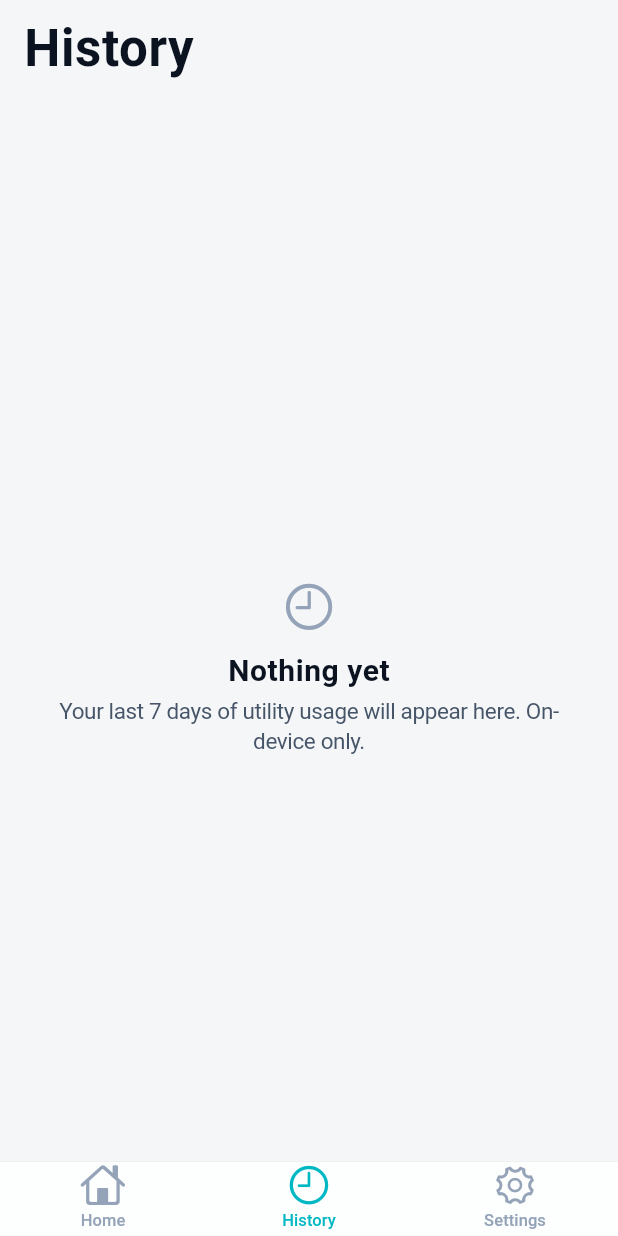
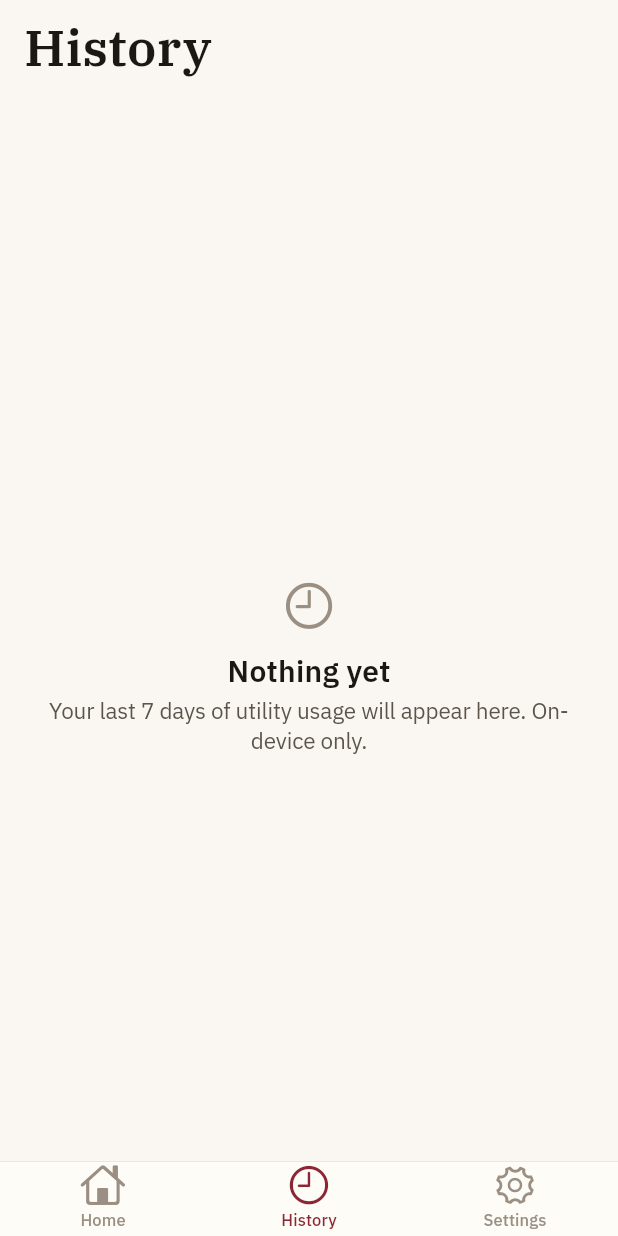
Before and after one commit to howard86/masquerade, a Flutter app: the screen it shows after launch, item 2 of the bottom bar chosen, on a phone screen of 412 x 824 dp. Run offline on Flutter 3.47's test engine with Material 3 defaults, Android fonts, the phone set to English and light mode, and no system bars; our stand-ins replace package_info_plus, qr_flutter, share_plus, shared_preferences; missing offline and left inert: mobile_scanner.

Commit message:
feat(theme): editorial palette and Plex typography with WCAG extensions
MqColors swaps the cool grey + cyan palette for warm cream + oxblood
(light) and espresso + lamplight gold (dark). Mono syntax fields are
re-pointed at the matching status/info tones so a code cell speaks the
same vocabulary as a status pill. onTint resolves to the page bg in
each mode so a filled accent button reads with editorial inverse ink.

MqTextStyles drops the SF Pro / SF Mono families in favour of bundled
IBM Plex Serif / Sans / Mono. Adds a new display tier (48/56 Plex Serif
@ 600) reserved for the masthead + tool hero. largeTitle flips to Plex
Serif so nav titles carry the editorial voice.

WCAG suite extended with onTint-on-accent (AAA), accent-on-bg (AA),
status-pill contrasts on composited tinted bgs (UI floor 3.0 — pills
pair colour with glyph + uppercase caption), and mono syntax contrasts
on monoBg (4.5 floor for body + semantic tones, 3.0 for monoNumber
which carries amber).

```diff
--- a/lib/theme/mq_colors.dart
+++ b/lib/theme/mq_colors.dart
@@ -1,7 +1,8 @@
 import 'package:flutter/painting.dart';
 
-/// Masquerade color tokens. Cool greys + electric cyan accent.
-/// Mirrors `tokens.jsx` exactly. Both modes are first-class.
+/// Masquerade editorial palette. Warm cream + oxblood (light), espresso +
+/// lamplight gold (dark). Mono syntax fields reference status tokens so a
+/// code cell renders with the same vocabulary as a status badge.
 class MqColors {
   const MqColors({
     required this.bg,
@@ -37,84 +38,88 @@ class MqColors {
   });
 
   factory MqColors.light() => const MqColors(
-    bg: Color(0xFFF4F6F8),
-    surface: Color(0xFFFFFFFF),
-    surface2: Color(0xFFEDF0F3),
-    surface3: Color(0xFFE2E6EB),
-    border: Color(0x140F172A),
-    borderStrong: Color(0x240F172A),
-    textPri: Color(0xFF0B1220),
-    textSec: Color(0xFF475569),
-    textTer: Color(0xFF94A3B8),
-    textInverse: Color(0xFFFFFFFF),
-    onTint: Color(0xFFFFFFFF),
-    accent: Color(0xFF00B8C4),
-    accentInk: Color(0xFF006B72),
-    accentBg: Color(0x1A00B8C4),
-    success: Color(0xFF0E9F6E),
-    successBg: Color(0x1A0E9F6E),
-    warning: Color(0xFFC2750B),
-    warningBg: Color(0x1AC2750B),
-    danger: Color(0xFFD63B3B),
-    dangerBg: Color(0x1AD63B3B),
-    info: Color(0xFF3B6DD6),
-    monoBg: Color(0xFFF1F4F7),
-    monoText: Color(0xFF0B1220),
-    monoComment: Color(0xFF94A3B8),
-    monoString: Color(0xFF0E7C66),
-    monoNumber: Color(0xFFA04400),
-    monoKey: Color(0xFF1F4FB8),
-    monoPunc: Color(0xFF475569),
+    bg: Color(0xFFFAF7F2),
+    surface: Color(0xFFFFFDF8),
+    surface2: Color(0xFFF5F1E8),
+    surface3: Color(0xFFF1ECE2),
+    border: Color(0x1F1B1813),
+    borderStrong: Color(0x3D1B1813),
+    textPri: Color(0xFF1B1813),
+    textSec: Color(0xFF5C544A),
+    textTer: Color(0xFF9A8F82),
+    textInverse: Color(0xFFFFFDF8),
+    onTint: Color(0xFFFFFDF8),
+    accent: Color(0xFF8B2635),
+    accentInk: Color(0xFF5E1923),
+    accentBg: Color(0x1A8B2635),
+    success: Color(0xFF2D5F3F),
+    successBg: Color(0x1F2D5F3F),
+    warning: Color(0xFFB07A1F),
+    warningBg: Color(0x1FB07A1F),
+    danger: Color(0xFF6E1F1F),
+    dangerBg: Color(0x1F6E1F1F),
+    info: Color(0xFF2D4A7A),
+    monoBg: Color(0xFFF1ECE2),
+    monoText: Color(0xFF1B1813),
+    monoComment: Color(0xFF5C544A),
+    monoString: Color(0xFF2D5F3F),
+    monoNumber: Color(0xFFB07A1F),
+    monoKey: Color(0xFF2D4A7A),
+    monoPunc: Color(0xFF5C544A),
     shadow: <BoxShadow>[
-      BoxShadow(color: Color(0x0A0F172A), blurRadius: 2, offset: Offset(0, 1)),
-      BoxShadow(color: Color(0x0A0F172A), blurRadius: 12, offset: Offset(0, 4)),
+      BoxShadow(color: Color(0x141B1813), blurRadius: 12, offset: Offset(0, 4)),
+      BoxShadow(color: Color(0x0A1B1813), blurRadius: 2, offset: Offset(0, 1)),
     ],
     shadowLg: <BoxShadow>[
-      BoxShadow(color: Color(0x1A0F172A), blurRadius: 24, offset: Offset(0, 8)),
-      BoxShadow(color: Color(0x0F0F172A), blurRadius: 6, offset: Offset(0, 2)),
+      BoxShadow(
+        color: Color(0x241B1813),
+        blurRadius: 28,
+        offset: Offset(0, 10),
+      ),
+      BoxShadow(color: Color(0x141B1813), blurRadius: 6, offset: Offset(0, 2)),
     ],
   );
 
   factory MqColors.dark() => const MqColors(
-    bg: Color(0xFF0A0E14),
-    surface: Color(0xFF121821),
-    surface2: Color(0xFF1A222D),
-    surface3: Color(0xFF232C39),
-    border: Color(0x1F94A3B8),
-    borderStrong: Color(0x3894A3B8),
-    textPri: Color(0xFFE6EDF5),
-    textSec: Color(0xFF94A3B8),
-    textTer: Color(0xFF64748B),
-    textInverse: Color(0xFF0A0E14),
-    onTint: Color(0xFFFFFFFF),
-    accent: Color(0xFF22D3EE),
-    accentInk: Color(0xFF67E8F5),
-    accentBg: Color(0x2422D3EE),
-    success: Color(0xFF34D399),
-    successBg: Color(0x2434D399),
-    warning: Color(0xFFF59E0B),
-    warningBg: Color(0x24F59E0B),
-    danger: Color(0xFFF87171),
-    dangerBg: Color(0x24F87171),
-    info: Color(0xFF60A5FA),
-    monoBg: Color(0xFF0E141B),
-    monoText: Color(0xFFE6EDF5),
-    monoComment: Color(0xFF64748B),
-    monoString: Color(0xFF5EEAD4),
-    monoNumber: Color(0xFFFCA15A),
-    monoKey: Color(0xFF7DA8FF),
-    monoPunc: Color(0xFF94A3B8),
+    bg: Color(0xFF14110D),
+    surface: Color(0xFF1C1814),
+    surface2: Color(0xFF241F19),
+    surface3: Color(0xFF2B241B),
+    border: Color(0x24F2EBDC),
+    borderStrong: Color(0x47F2EBDC),
+    textPri: Color(0xFFF2EBDC),
+    textSec: Color(0xFFA89B86),
+    textTer: Color(0xFF6E6354),
+    textInverse: Color(0xFF14110D),
+    onTint: Color(0xFF14110D),
+    accent: Color(0xFFE0B872),
+    accentInk: Color(0xFFF0D9A6),
+    accentBg: Color(0x24E0B872),
+    success: Color(0xFF7CB893),
+    successBg: Color(0x247CB893),
+    warning: Color(0xFFE0B872),
+    warningBg: Color(0x24E0B872),
+    danger: Color(0xFFE08A8A),
+    dangerBg: Color(0x24E08A8A),
+    info: Color(0xFF8FB3E8),
+    monoBg: Color(0xFF2B241B),
+    monoText: Color(0xFFF2EBDC),
+    monoComment: Color(0xFFA89B86),
+    monoString: Color(0xFF7CB893),
+    monoNumber: Color(0xFFE0B872),
+    monoKey: Color(0xFF8FB3E8),
+    monoPunc: Color(0xFFA89B86),
     shadow: <BoxShadow>[
-      BoxShadow(color: Color(0x66000000), blurRadius: 2, offset: Offset(0, 1)),
-      BoxShadow(color: Color(0x4D000000), blurRadius: 12, offset: Offset(0, 4)),
+      BoxShadow(color: Color(0x66000000), blurRadius: 12, offset: Offset(0, 4)),
+      BoxShadow(color: Color(0x33000000), blurRadius: 2, offset: Offset(0, 1)),
     ],
     shadowLg: <BoxShadow>[
       BoxShadow(
-        color: Color(0x80000000),
+        color: Color(0x99000000),
         blurRadius: 32,
         offset: Offset(0, 12),
       ),
-      BoxShadow(color: Color(0x4D000000), blurRadius: 6, offset: Offset(0, 2)),
+      BoxShadow(color: Color(0x66000000), blurRadius: 6, offset: Offset(0, 2)),
     ],
   );
 
@@ -129,9 +134,10 @@ class MqColors {
   final Color textTer;
   final Color textInverse;
 
-  /// Foreground for high-saturation tinted surfaces (utility tile icons,
-  /// history-row badges). Always white in both modes — the tints are brand
-  /// colors picked for white-on-color contrast, not theme background.
+  /// Foreground for filled accent surfaces (primary buttons, status pills with
+  /// solid fills). Resolves to the page background tone in each mode so an
+  /// oxblood/gold fill carries cream/espresso ink — the editorial inverse,
+  /// not stark white.
   final Color onTint;
   final Color accent;
   final Color accentInk;
@@ -150,6 +156,9 @@ class MqColors {
   final Color monoNumber;
   final Color monoKey;
   final Color monoPunc;
+
+  /// Reserved for floating modal/toast surfaces only. Cards use a hairline
+  /// border instead.
   final List<BoxShadow> shadow;
   final List<BoxShadow> shadowLg;
 
--- a/lib/theme/mq_typography.dart
+++ b/lib/theme/mq_typography.dart
@@ -1,26 +1,20 @@
 import 'package:flutter/painting.dart';
 
-/// Masquerade type scale. Mirrors `MQ_TOKENS.type` exactly.
-/// Sans = SF Pro stack. Mono = SF Mono stack with tabular numerals.
+/// Masquerade type scale. Display + nav titles in IBM Plex Serif, body in
+/// IBM Plex Sans, code in IBM Plex Mono with tabular figures.
 class MqTextStyles {
   const MqTextStyles._();
 
-  static const String sansFamily = '.SF Pro Text';
-  static const List<String> sansFallback = <String>[
-    'SF Pro Text',
-    'SF Pro Display',
-    'system-ui',
-    '-apple-system',
-  ];
+  static const String serifFamily = 'IBMPlexSerif';
+  static const String sansFamily = 'IBMPlexSans';
+  static const String monoFamily = 'IBMPlexMono';
 
-  static const String monoFamily = 'SF Mono';
-  static const List<String> monoFallback = <String>[
-    'SFMono-Regular',
-    'JetBrains Mono',
-    'Berkeley Mono',
-    'Menlo',
-    'monospace',
-  ];
+  /// Empty fallback: Plex is bundled, fallback only kicks in if asset load
+  /// fails. Kept as a non-null public constant so callers (chip, mono cell)
+  /// can pass it through copyWith without conditional logic.
+  static const List<String> sansFallback = <String>[];
+  static const List<String> serifFallback = <String>[];
+  static const List<String> monoFallback = <String>[];
 
   static const List<FontFeature> _tabularFigures = <FontFeature>[
     FontFeature.tabularFigures(),
@@ -33,7 +27,19 @@ class MqTextStyles {
     required double tr,
   }) => TextStyle(
     fontFamily: sansFamily,
-    fontFamilyFallback: sansFallback,
+    fontSize: fs,
+    height: lh / fs,
+    fontWeight: fw,
+    letterSpacing: tr,
+  );
+
+  static TextStyle _serif({
+    required double fs,
+    required double lh,
+    required FontWeight fw,
+    required double tr,
+  }) => TextStyle(
+    fontFamily: serifFamily,
     fontSize: fs,
     height: lh / fs,
     fontWeight: fw,
@@ -47,7 +53,6 @@ class MqTextStyles {
     required double tr,
   }) => TextStyle(
     fontFamily: monoFamily,
-    fontFamilyFallback: monoFallback,
     fontSize: fs,
     height: lh / fs,
     fontWeight: fw,
@@ -55,59 +60,67 @@ class MqTextStyles {
     fontFeatures: _tabularFigures,
   );
 
-  static final TextStyle largeTitle = _sans(
+  /// Editorial display tier — Plex Serif. Reserved for masthead + tool hero.
+  static final TextStyle display = _serif(
+    fs: 48,
+    lh: 56,
+    fw: FontWeight.w600,
+    tr: -0.5,
+  );
+
+  static final TextStyle largeTitle = _serif(
     fs: 34,
     lh: 41,
-    fw: FontWeight.w700,
-    tr: 0.4,
+    fw: FontWeight.w600,
+    tr: 0.2,
   );
   static final TextStyle title1 = _sans(
     fs: 28,
     lh: 34,
-    fw: FontWeight.w700,
-    tr: 0.36,
+    fw: FontWeight.w600,
+    tr: 0.2,
   );
   static final TextStyle title2 = _sans(
     fs: 22,
     lh: 28,
-    fw: FontWeight.w700,
-    tr: 0.35,
+    fw: FontWeight.w600,
+    tr: 0.2,
   );
   static final TextStyle title3 = _sans(
     fs: 20,
-    lh: 25,
+    lh: 26,
     fw: FontWeight.w600,
-    tr: 0.38,
+    tr: 0.2,
   );
   static final TextStyle headline = _sans(
     fs: 17,
     lh: 22,
     fw: FontWeight.w600,
-    tr: -0.43,
+    tr: -0.2,
   );
   static final TextStyle body = _sans(
     fs: 17,
-    lh: 22,
+    lh: 24,
     fw: FontWeight.w400,
-    tr: -0.43,
+    tr: -0.2,
   );
   static final TextStyle callout = _sans(
     fs: 16,
-    lh: 21,
+    lh: 22,
     fw: FontWeight.w400,
-    tr: -0.32,
+    tr: -0.15,
   );
   static final TextStyle subhead = _sans(
     fs: 15,
     lh: 20,
     fw: FontWeight.w400,
-    tr: -0.24,
+    tr: -0.1,
   );
   static final TextStyle footnote = _sans(
     fs: 13,
     lh: 18,
     fw: FontWeight.w400,
-    tr: -0.08,
+    tr: 0,
   );
   static final TextStyle caption1 = _sans(
     fs: 12,
@@ -117,23 +130,22 @@ class MqTextStyles {
   );
   static final TextStyle caption2 = _sans(
     fs: 11,
-    lh: 13,
+    lh: 14,
     fw: FontWeight.w500,
-    tr: 0.07,
+    tr: 0.1,
   );
 
-  // Mono — JSX uses 450 (non-standard); rounded to 500.
   static final TextStyle monoXl = _mono(
     fs: 28,
-    lh: 34,
+    lh: 36,
     fw: FontWeight.w500,
-    tr: -0.5,
+    tr: 0,
   );
   static final TextStyle monoLg = _mono(
     fs: 20,
-    lh: 26,
+    lh: 28,
     fw: FontWeight.w500,
-    tr: -0.3,
+    tr: 0,
   );
   static final TextStyle monoMd = _mono(
     fs: 15,
@@ -151,7 +163,7 @@ class MqTextStyles {
   /// Uppercase section-label style (caption2 + tracking + 600 weight).
   static final TextStyle sectionLabel = _sans(
     fs: 11,
-    lh: 13,
+    lh: 14,
     fw: FontWeight.w600,
     tr: 0.6,
   );
```
Also changed, not shown: 1 other file.
